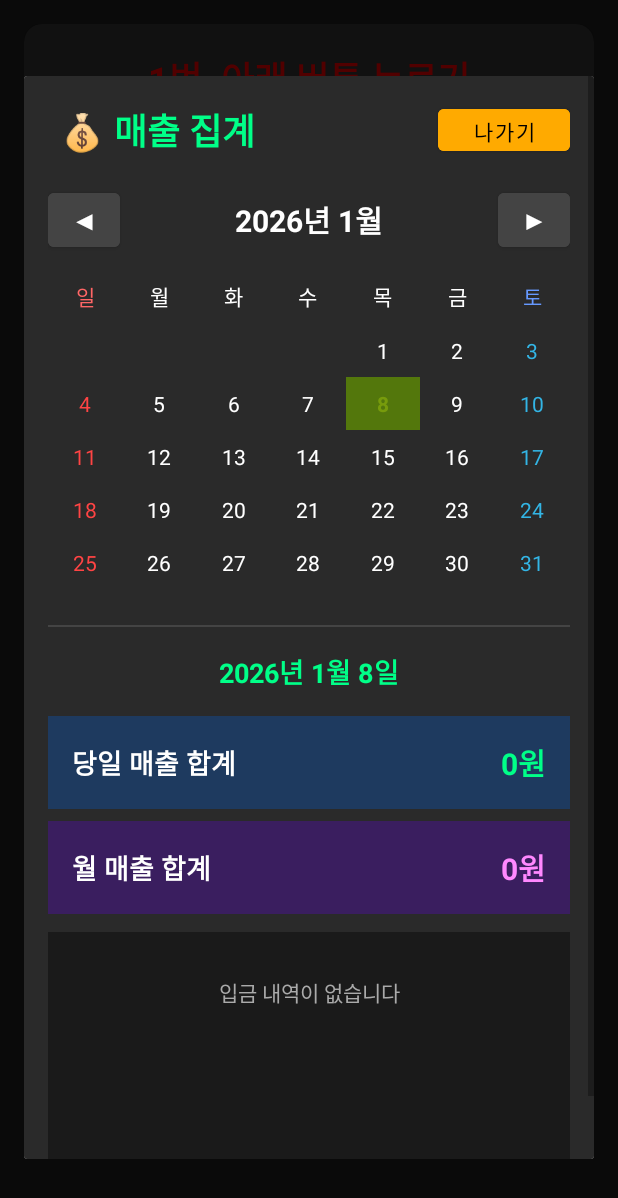
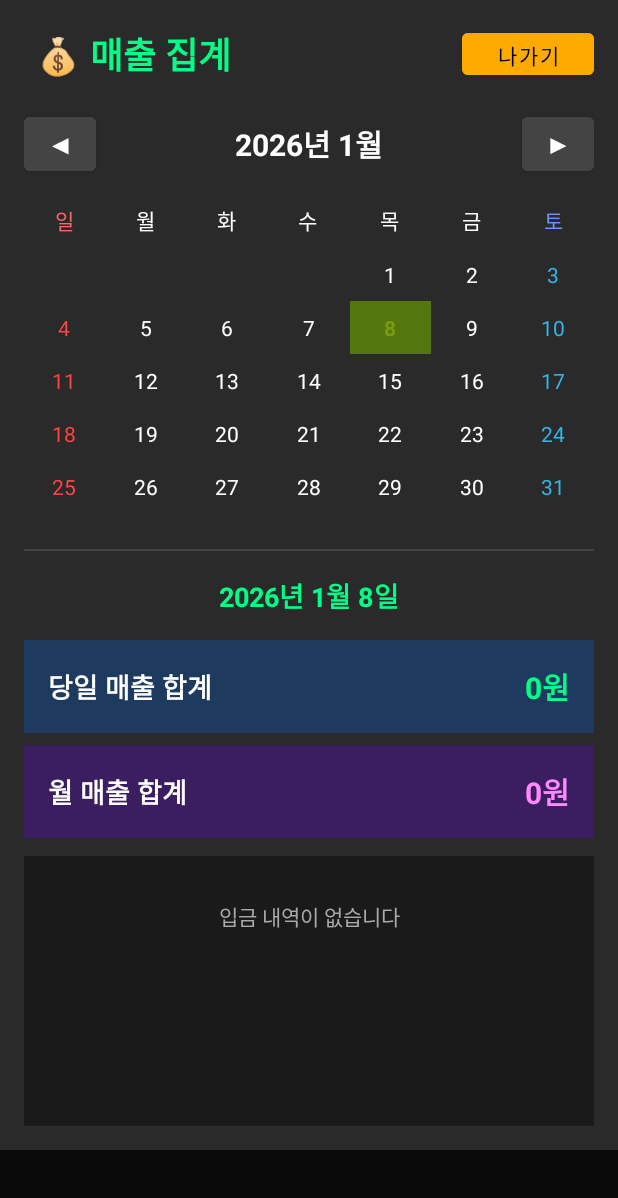
Before and after one commit to JIsseokOh/bankvoicealert-privacy, an Android app: the screen it shows after launch (MainActivity), after a tap on "💰 매출 집계", on a phone screen of 412 x 824 dp. Shown: the top 1198 px of the screen. Run offline under Robolectric (Android 15) with nearby library versions, the light colour scheme and no system bars; our stand-ins replace AdMob; 4 statements that could not run were skipped.

Commit message:
v1.3.37: Unify UI styles and improve dialogs

```diff
--- a/app/build.gradle
+++ b/app/build.gradle
@@ -11,8 +11,8 @@ android {
         applicationId "com.family.bankvoicealert"
         minSdk 21
         targetSdk 35
-        versionCode 67
-        versionName "1.3.36"
+        versionCode 68
+        versionName "1.3.37"
 
         testInstrumentationRunner "androidx.test.runner.AndroidJUnitRunner"
     }
--- a/app/src/main/java/com/family/bankvoicealert/MainActivity.kt
+++ b/app/src/main/java/com/family/bankvoicealert/MainActivity.kt
@@ -389,13 +389,13 @@ class MainActivity : AppCompatActivity() {
     }
 
     private fun updateBackgroundStatus(enabled: Boolean) {
-        // 버튼 상태에 따라 텍스트 변경
+        // 버튼 상태에 따라 텍스트 변경 (1번 앱카드와 동일한 스타일)
         if (enabled) {
-            backgroundText.text = "이제 나가면 끝!"
-            backgroundText.setTextColor(getColor(android.R.color.holo_green_light))
+            backgroundText.text = "2번 준비 끝!"
+            backgroundText.setTextColor(getColor(android.R.color.holo_green_dark))
         } else {
             backgroundText.text = "2번, 아래 버튼 누르기"
-            backgroundText.setTextColor(getColor(android.R.color.holo_green_light))
+            backgroundText.setTextColor(getColor(android.R.color.holo_red_dark))
         }
 
         // 스위치 상태만 변경
@@ -666,16 +666,10 @@ class MainActivity : AppCompatActivity() {
 
         dialog.show()
 
-        // 다이얼로그 배경 투명 설정 및 최대 높이 제한
+        // 다이얼로그 배경 투명 설정 및 화면 중앙 배치
         dialog.window?.let { window ->
             window.setBackgroundDrawableResource(android.R.color.transparent)
-            val displayMetrics = resources.displayMetrics
-            val maxHeight = (displayMetrics.heightPixels * 0.8).toInt()
-
-            window.attributes?.let { params ->
-                params.height = maxHeight
-                window.attributes = params
-            }
+            window.setGravity(Gravity.CENTER)
         }
     }
 
@@ -945,14 +939,14 @@ class MainActivity : AppCompatActivity() {
 
         dialog.show()
 
-        // 다이얼로그 크기 설정 (하단 광고 공간 확보)
+        // 다이얼로그 크기 설정 (상단 고정, 하단 광고 공간 확보)
         dialog.window?.let { window ->
             val displayMetrics = resources.displayMetrics
-            // 하단에 광고 배너 높이(약 60dp) + 여백 확보
-            val adBannerHeight = (70 * displayMetrics.density).toInt()
+            window.setGravity(Gravity.TOP)
+            window.setBackgroundDrawableResource(android.R.color.transparent)
             window.setLayout(
                 displayMetrics.widthPixels,
-                displayMetrics.heightPixels - adBannerHeight
+                android.view.WindowManager.LayoutParams.WRAP_CONTENT
             )
         }
     }
--- a/app/src/main/res/layout/activity_main.xml
+++ b/app/src/main/res/layout/activity_main.xml
@@ -189,11 +189,11 @@
                 android:layout_width="match_parent"
                 android:layout_height="wrap_content"
                 android:text="2번, 아래 버튼 누르기"
-                android:textColor="#00ff88"
-                android:textSize="22sp"
+                android:textColor="#ff0000"
+                android:textSize="24sp"
                 android:textStyle="bold"
                 android:gravity="center"
-                android:padding="8dp"/>
+                android:padding="6dp"/>
 
             <Switch
                 android:id="@+id/backgroundSwitch"
--- a/app/src/main/res/layout/dialog_first_run_guide.xml
+++ b/app/src/main/res/layout/dialog_first_run_guide.xml
@@ -17,7 +17,7 @@
         android:text="1번 버튼 누르기"
         android:textSize="28sp"
         android:textStyle="bold"
-        android:textColor="#00ff88"
+        android:textColor="#ffffff"
         android:gravity="center"
         android:layout_marginBottom="16dp"/>
 
--- a/app/src/main/res/layout/dialog_sales_summary.xml
+++ b/app/src/main/res/layout/dialog_sales_summary.xml
@@ -1,8 +1,8 @@
 <?xml version="1.0" encoding="utf-8"?>
 <ScrollView xmlns:android="http://schemas.android.com/apk/res/android"
     android:layout_width="match_parent"
-    android:layout_height="match_parent"
-    android:fillViewport="true"
+    android:layout_height="wrap_content"
+    android:fillViewport="false"
     android:background="#2a2a2a">
 
     <LinearLayout
```
